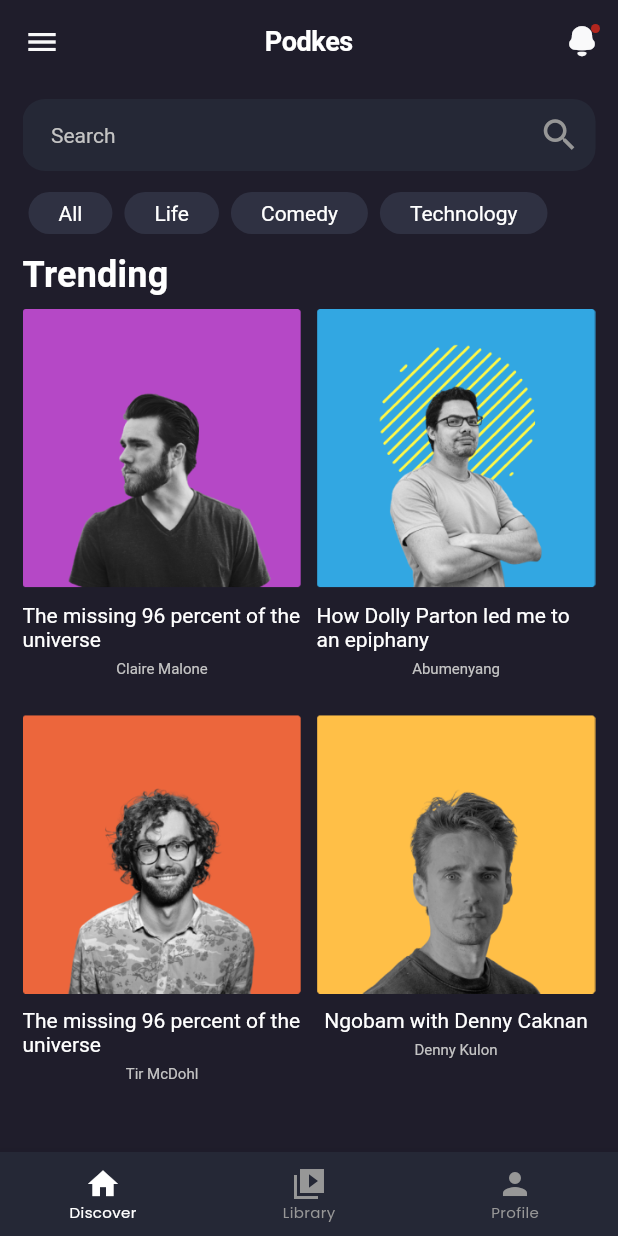
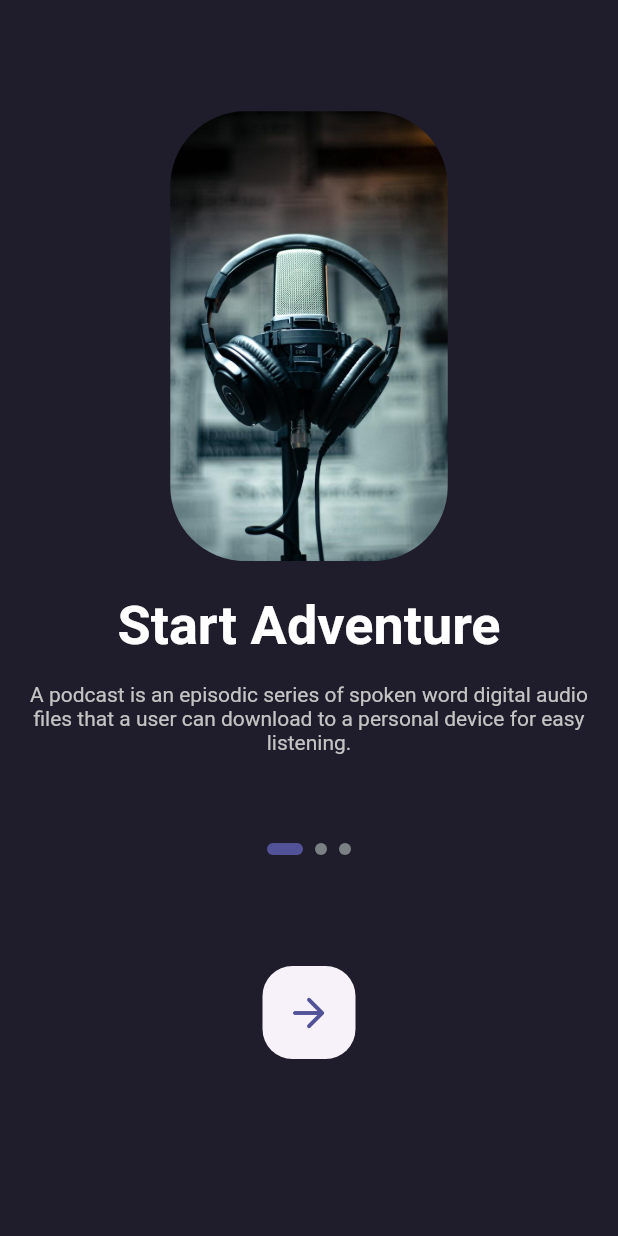
Before and after one commit to Keremovsky/piton_tech_project, a Flutter app: the screen it shows after launch, on a phone screen of 412 x 824 dp. Run offline on Flutter 3.47's test engine with Material 3 defaults, Android fonts, the light colour scheme and no system bars; drawn by our look-alikes of smooth_page_indicator; our stand-ins replace flutter_riverpod, go_router, google_fonts, just_audio, shared_preferences.

Commit message:
on board screen created

```diff
--- a/lib/core/constants/assets_constants.dart
+++ b/lib/core/constants/assets_constants.dart
@@ -1,5 +1,7 @@
 class AssetsConstants {
-  static const landing = "assets/images/landing.png";
+  static const firstOnBoard = "assets/images/first_on_board.jpg";
+  static const secondOnBoard = "assets/images/second_on_board.png";
+  static const lastOnBoard = "assets/images/last_on_board.jpg";
   static const albumPhoto0 = "assets/images/album0.png";
   static const albumPhoto1 = "assets/images/album1.png";
   static const albumPhoto2 = "assets/images/album2.png";
@@ -7,5 +9,4 @@ class AssetsConstants {
   static const rammstein = "assets/images/rammstein.jpg";
   static const goldenRequiem = "assets/images/golden_requiem.jpg";
   static const feelGood = "assets/images/feel_good.jpg";
-  static const music0 = "assets/music/music0.mp3";
 }
--- a/lib/core/constants/data_constants.dart
+++ b/lib/core/constants/data_constants.dart
@@ -4,6 +4,8 @@ import 'package:piton_tech_project/models/notification_model.dart';
 
 class DataConstants {
   final categories = ["All", "Life", "Comedy", "Technology"];
+  final onBoardText =
+      "A podcast is an episodic series of spoken word digital audio files that a user can download to a personal device for easy listening.";
   final musicData = [
     MusicModel(
       title: "The missing 96 percent of the universe",
--- /dev/null
+++ b/lib/core/constants/key_constants.dart
@@ -0,0 +1,3 @@
+class KeyConstants {
+  static const showOnBoard = "showOnBoard";
+}
--- a/lib/core/constants/router_constants.dart
+++ b/lib/core/constants/router_constants.dart
@@ -5,4 +5,6 @@ class RouterConstants {
   static const notificationScreenName = "notificationScreen";
   static const musicScreenPath = "/musicScreen";
   static const musicScreenName = "musicScreen";
+  static const onBoardScreenPath = "/onBoardScreen";
+  static const onBoardScreenName = "onBoardScreen";
 }
--- /dev/null
+++ b/lib/core/utils/image_demonstrator.dart
@@ -0,0 +1,36 @@
+import 'package:flutter/material.dart';
+
+class ImageDemonstrator extends StatelessWidget {
+  final ImageProvider imageProvider;
+  final double? height;
+  final double? width;
+  final EdgeInsetsGeometry outerPadding;
+  final BorderRadius borderRadius;
+
+  const ImageDemonstrator({
+    super.key,
+    required this.imageProvider,
+    this.height,
+    this.width,
+    this.outerPadding = const EdgeInsets.only(),
+    this.borderRadius = BorderRadius.zero,
+  });
+
+  @override
+  Widget build(BuildContext context) {
+    return Padding(
+      padding: outerPadding,
+      child: ClipRRect(
+        borderRadius: borderRadius,
+        child: SizedBox(
+          height: height,
+          width: width,
+          child: Image(
+            image: imageProvider,
+            fit: BoxFit.cover,
+          ),
+        ),
+      ),
+    );
+  }
+}
--- /dev/null
+++ b/lib/features/on_board/screens/on_board_screen.dart
@@ -0,0 +1,88 @@
+import 'package:flutter/material.dart';
+import 'package:go_router/go_router.dart';
+import 'package:piton_tech_project/core/constants/router_constants.dart';
+import 'package:piton_tech_project/core/utils/custom_button.dart';
+import 'package:piton_tech_project/features/on_board/views/first_on_board.dart';
+import 'package:piton_tech_project/features/on_board/views/last_on_board.dart';
+import 'package:piton_tech_project/features/on_board/views/second_on_board.dart';
+import 'package:piton_tech_project/themes/palette.dart';
+import 'package:piton_tech_project/themes/theme_constants.dart';
+import 'package:smooth_page_indicator/smooth_page_indicator.dart';
+
+class OnBoardScreen extends StatefulWidget {
+  const OnBoardScreen({super.key});
+
+  @override
+  State<OnBoardScreen> createState() => _OnBoardScreenState();
+}
+
+class _OnBoardScreenState extends State<OnBoardScreen> {
+  late final PageController _pageController;
+
+  @override
+  void initState() {
+    _pageController = PageController();
+    super.initState();
+  }
+
+  @override
+  void dispose() {
+    super.dispose();
+    _pageController.dispose();
+  }
+
+  @override
+  Widget build(BuildContext context) {
+    return Scaffold(
+      body: SafeArea(
+        child: Padding(
+          padding: ThemeConstants.screenPadding,
+          child: Stack(
+            children: [
+              PageView(
+                controller: _pageController,
+                children: const [
+                  FirstOnBoardView(),
+                  SecondOnBoardView(),
+                  LastOnBoardView(),
+                ],
+              ),
+              Align(
+                alignment: Alignment.bottomCenter,
+                heightFactor: 70,
+                child: SmoothPageIndicator(
+                  controller: _pageController,
+                  count: 3,
+                  effect: ThemeConstants.dotEffect,
+                ),
+              ),
+              Align(
+                alignment: Alignment.bottomCenter,
+                heightFactor: 10,
+                child: CustomButton(
+                  onTap: () {
+                    if (_pageController.page == 2) {
+                      context.pushNamed(RouterConstants.homeScreenName);
+                    }
+                    _pageController.nextPage(
+                      duration: const Duration(milliseconds: 800),
+                      curve: Curves.ease,
+                    );
+                  },
+                  height: 70,
+                  width: 70,
+                  borderRadius: BorderRadius.circular(20),
+                  child: const Icon(
+                    Icons.arrow_forward_rounded,
+                    color: Palette.onBoardPurple,
+                    size: 32,
+                  ),
+                ),
+              ),
+            ],
+          ),
+        ),
+      ),
+    );
+  }
+}
--- /dev/null
+++ b/lib/features/on_board/views/first_on_board.dart
@@ -0,0 +1,50 @@
+import 'package:flutter/material.dart';
+import 'package:piton_tech_project/core/constants/assets_constants.dart';
+import 'package:piton_tech_project/core/constants/data_constants.dart';
+import 'package:piton_tech_project/core/utils/image_demonstrator.dart';
+import 'package:piton_tech_project/themes/palette.dart';
+import 'package:piton_tech_project/themes/theme_constants.dart';
+
+class FirstOnBoardView extends StatelessWidget {
+  const FirstOnBoardView({super.key});
+
+  @override
+  Widget build(BuildContext context) {
+    return Column(
+      children: [
+        const Spacer(),
+        ImageDemonstrator(
+          height: ThemeConstants.onBoardPhotoHeight,
+          imageProvider: const AssetImage(AssetsConstants.firstOnBoard),
+          borderRadius: BorderRadius.circular(50),
+        ),
+        const SizedBox(height: 20),
+        Text(
+          "Start Adventure",
+          style: Theme.of(context).textTheme.titleLarge,
+        ),
+        const _CustomSizedBox(),
+        Text(
+          DataConstants().onBoardText,
+          textAlign: TextAlign.center,
+          style: Theme.of(context)
+              .textTheme
+              .displayMedium!
+              .copyWith(color: Palette.textGrey),
+        ),
+        const Spacer(flex: 5),
+      ],
+    );
+  }
+}
+
+class _CustomSizedBox extends StatelessWidget {
+  const _CustomSizedBox({
+    super.key,
+  });
+
+  @override
+  Widget build(BuildContext context) {
+    return const SizedBox(height: 15);
+  }
+}
--- a/lib/themes/palette.dart
+++ b/lib/themes/palette.dart
@@ -10,4 +10,6 @@ class Palette {
   static const bottomBar = Color.fromRGBO(37, 40, 54, 1);
   static const button = Color.fromRGBO(47, 49, 66, 1);
   static const volumeBarGrey = Color.fromRGBO(87, 85, 96, 1);
+  static const onBoardPurple = Color.fromRGBO(82, 82, 152, 1);
+  static const inactiveDot = Color.fromRGBO(123, 128, 133, 1);
 }
--- a/lib/themes/theme_constants.dart
+++ b/lib/themes/theme_constants.dart
@@ -1,8 +1,18 @@
 import 'package:flutter/material.dart';
+import 'package:piton_tech_project/themes/palette.dart';
+import 'package:smooth_page_indicator/smooth_page_indicator.dart';
 
 class ThemeConstants {
   static const screenPadding = EdgeInsets.only(top: 10, left: 15, right: 15);
   static const notificationPadding = 8.0;
+  static const onBoardPhotoHeight = 300.0;
+  static const onBoardPhotoRadius = 100.0;
+  static const dotEffect = ExpandingDotsEffect(
+    dotHeight: 8,
+    dotWidth: 8,
+    activeDotColor: Palette.onBoardPurple,
+    dotColor: Palette.inactiveDot,
+  );
 
   final textFieldBorder = OutlineInputBorder(
     borderSide: const BorderSide(color: Colors.transparent),
--- a/pubspec.yaml
+++ b/pubspec.yaml
@@ -41,6 +41,7 @@ dependencies:
   just_audio: ^0.9.36
   just_audio_windows: ^0.2.0
   just_audio_mpv: ^0.1.7
+  smooth_page_indicator: ^1.1.0
 
 dev_dependencies:
   flutter_test:
```
Also changed, not shown: lib/features/on_board/views/last_on_board.dart (added, +53 -0 lines), lib/features/on_board/views/second_on_board.dart (added, +53 -0 lines), lib/router.dart (+26 -0 lines), assets/images/first_on_board.jpg (added), assets/images/landing.png (deleted), assets/images/last_on_board.jpg (added), assets/images/second_on_board.png (added), pubspec.lock.
